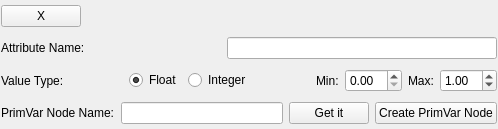
First picture: the form in python/gui/ui/rmanFwidget.ui, repository alijafargholi/prman_rfmPrimVarTool, before the edit.
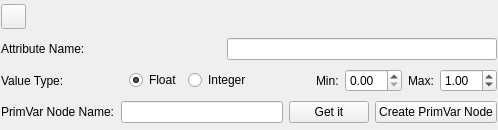
Second picture: the form after the edit.

Patch:
```diff
--- a/python/gui/ui/rmanFwidget.ui
+++ b/python/gui/ui/rmanFwidget.ui
@@ -7,7 +7,7 @@
     <x>0</x>
     <y>0</y>
     <width>498</width>
-    <height>129</height>
+    <height>130</height>
    </rect>
   </property>
   <property name="maximumSize">
@@ -25,20 +25,20 @@
    </property>
    <item>
     <widget class="QPushButton" name="delete_this">
-     <property name="sizePolicy">
-      <sizepolicy hsizetype="Maximum" vsizetype="Fixed">
-       <horstretch>20</horstretch>
-       <verstretch>20</verstretch>
-      </sizepolicy>
-     </property>
      <property name="minimumSize">
       <size>
-       <width>20</width>
-       <height>20</height>
+       <width>25</width>
+       <height>25</height>
+      </size>
+     </property>
+     <property name="maximumSize">
+      <size>
+       <width>25</width>
+       <height>25</height>
       </size>
      </property>
      <property name="text">
-      <string>X</string>
+      <string/>
      </property>
     </widget>
    </item>
```
